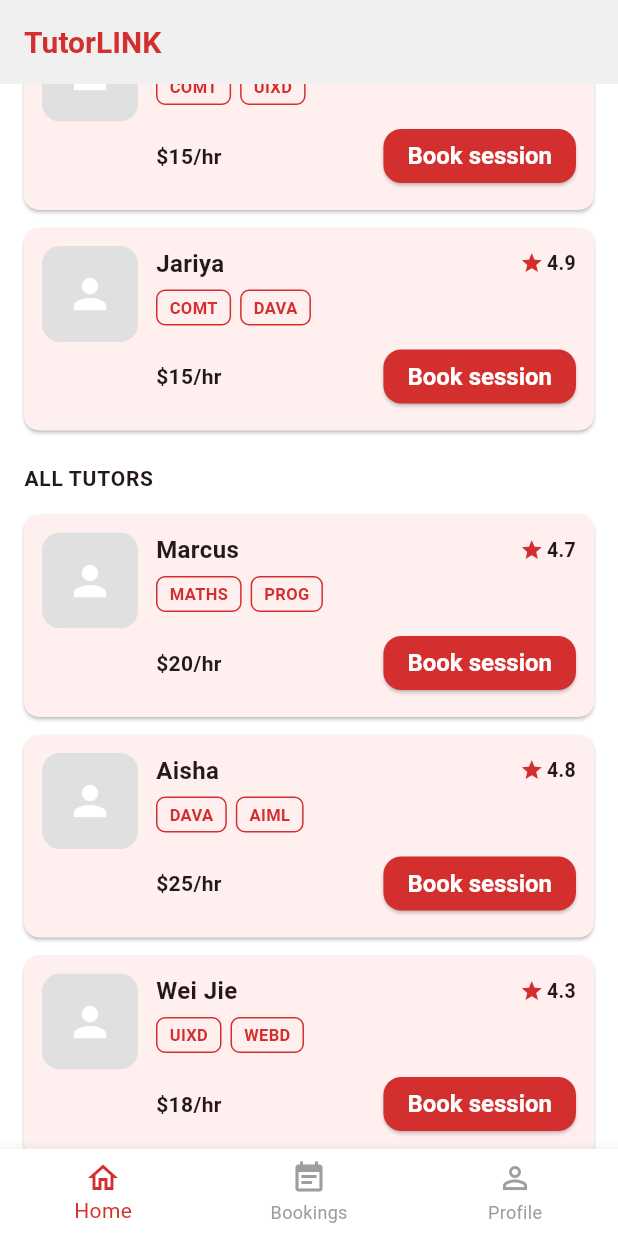
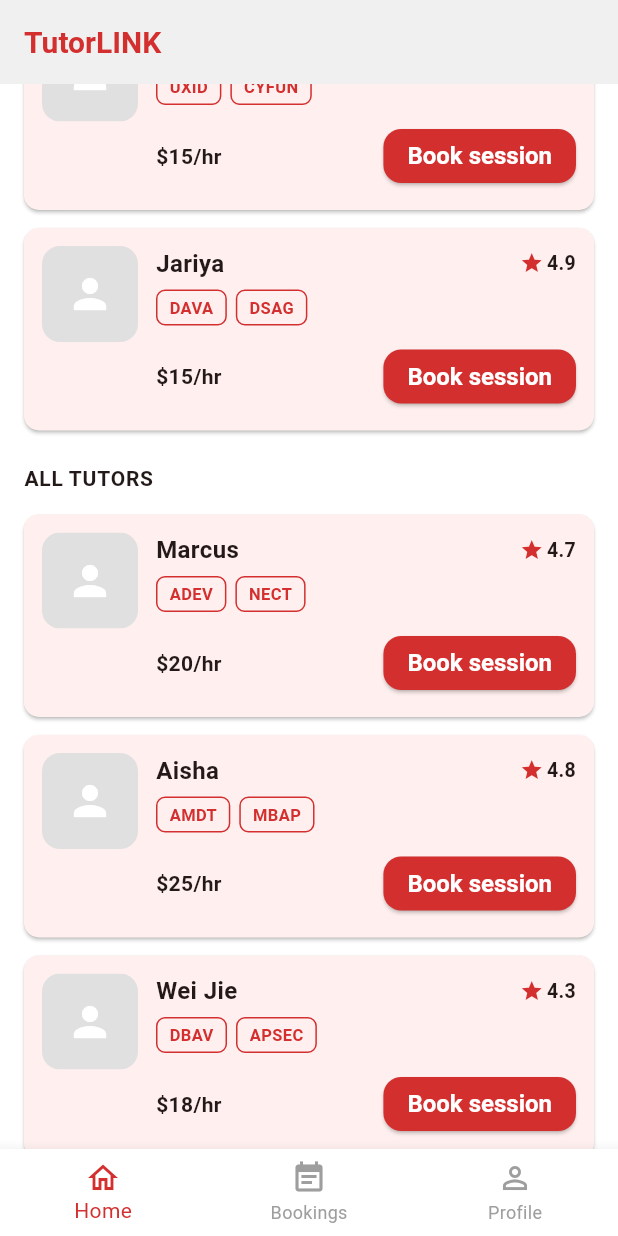
Before and after one commit to bhoneMinThant-030/tutor_link, a Flutter app: the screen it shows once a user with an empty profile is signed in, scrolled down 394 dp, on a phone screen of 412 x 824 dp. Run offline on Flutter 3.47's test engine with Material 3 defaults, Android fonts, the light colour scheme and no system bars; our stand-ins replace firebase_auth, firebase_core, flutter_riverpod, google_sign_in; accounts and stored records are empty; network calls fail.

Commit message:
Change subject codes

```diff
--- a/lib/data/dummy_data.dart
+++ b/lib/data/dummy_data.dart
@@ -18,7 +18,7 @@ final List<Tutor> kDummyTutors = [
     hourlyRate: 15,
     rating: 4.9,
     isActive: true,
-    subjects: ['COMT', 'MATHS'],
+    subjects: ['COMT', 'LOMA'],
     availableDays: ['Mon', 'Tue', 'Wed', 'Thu', 'Fri', 'Sat'],
     photoUrl:
         'https://media.istockphoto.com/id/1444077739/photo/college-study-and-education-student-man-portrait-with-back-to-school-backpack-and-portfolio.jpg?s=612x612&w=0&k=20&c=PAQmqKzYd3OiKhlfrT1DVMQNkGu-drX4rtJ5p6y7D8c=',
@@ -31,7 +31,7 @@ final List<Tutor> kDummyTutors = [
     hourlyRate: 15,
     rating: 4.5,
     isActive: true,
-    subjects: ['COMT', 'UIXD'],
+    subjects: ['UXID', 'CYFUN'],
     availableDays: ['Mon', 'Tue', 'Wed', 'Sun'],
   ),
   const Tutor(
@@ -42,7 +42,7 @@ final List<Tutor> kDummyTutors = [
     hourlyRate: 15,
     rating: 4.9,
     isActive: true,
-    subjects: ['COMT', 'DAVA'],
+    subjects: ['DAVA', 'DSAG'],
     availableDays: ['Mon', 'Tue', 'Wed', 'Thu', 'Fri'],
   ),
   const Tutor(
@@ -53,7 +53,7 @@ final List<Tutor> kDummyTutors = [
     hourlyRate: 20,
     rating: 4.7,
     isActive: true,
-    subjects: ['MATHS', 'PROG'],
+    subjects: ['ADEV', 'NECT'],
     availableDays: ['Wed', 'Thu', 'Fri'],
   ),
   const Tutor(
@@ -64,7 +64,7 @@ final List<Tutor> kDummyTutors = [
     hourlyRate: 25,
     rating: 4.8,
     isActive: true,
-    subjects: ['DAVA', 'AIML'],
+    subjects: ['AMDT', 'MBAP'],
     availableDays: ['Sat', 'Sun'],
   ),
   const Tutor(
@@ -75,7 +75,7 @@ final List<Tutor> kDummyTutors = [
     hourlyRate: 18,
     rating: 4.3,
     isActive: true,
-    subjects: ['UIXD', 'WEBD'],
+    subjects: ['DBAV', 'APSEC'],
     availableDays: ['Mon', 'Wed', 'Fri'],
   ),
   const Tutor(
@@ -86,7 +86,7 @@ final List<Tutor> kDummyTutors = [
     hourlyRate: 22,
     rating: 4.6,
     isActive: true,
-    subjects: ['NETW', 'DBMS'],
+    subjects: ['CADV'],
     availableDays: ['Tue', 'Thu', 'Sat'],
   ),
 ];
@@ -118,7 +118,7 @@ final List<Booking> kDummyBookings = [
     studentId: 'student_demo',
     tutorId: 't5',
     tutorName: 'Aisha',
-    subject: 'DAVA',
+    subject: 'AMDT',
     sessionDate: _now.add(const Duration(days: 7)),
     timeFrom: const TimeOfDay(hour: 19, minute: 0),
     timeTo: const TimeOfDay(hour: 21, minute: 0),
@@ -134,7 +134,7 @@ final List<Booking> kDummyBookings = [
     studentId: 'student_demo',
     tutorId: 't2',
     tutorName: 'Felicia',
-    subject: 'UIXD',
+    subject: 'UXID',
     sessionDate: _now.add(const Duration(days: 1)),
     timeFrom: const TimeOfDay(hour: 16, minute: 0),
     timeTo: const TimeOfDay(hour: 18, minute: 0),
@@ -150,7 +150,7 @@ final List<Booking> kDummyBookings = [
     studentId: 'student_demo',
     tutorId: 't4',
     tutorName: 'Marcus',
-    subject: 'MATHS',
+    subject: 'ADEV',
     sessionDate: _now.subtract(const Duration(days: 5)),
     timeFrom: const TimeOfDay(hour: 15, minute: 0),
     timeTo: const TimeOfDay(hour: 17, minute: 0),
--- a/lib/models/tutor.dart
+++ b/lib/models/tutor.dart
@@ -12,7 +12,7 @@ class Tutor {
   final double hourlyRate; // SGD per hour
   final double rating; // 0.0 - 5.0
   final bool isActive; // hidden from listings when false (used in Part 3)
-  final List<String> subjects; // e.g. ['COMT', 'MATHS']
+  final List<String> subjects; // e.g. ['COMT', 'LOMA']
   final List<String> availableDays; // e.g. ['Mon', 'Wed', 'Sat'] — filterable
   final String? photoUrl; // null -> placeholder avatar
 
```
